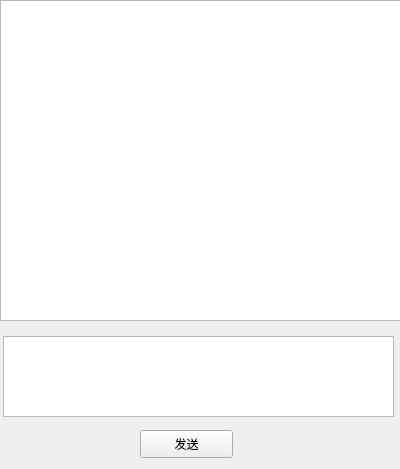
Qt form chatdialog.ui (chenaifeiwuya/IMM_PRO) before a commit.
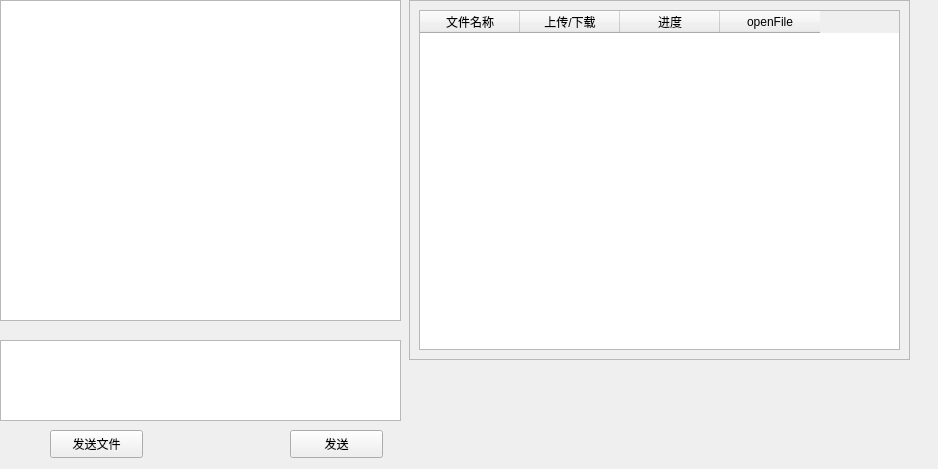
The same form after that commit.

What changed in the file:
```diff
--- a/chatdialog.ui
+++ b/chatdialog.ui
@@ -6,7 +6,7 @@
    <rect>
     <x>0</x>
     <y>0</y>
-    <width>400</width>
+    <width>938</width>
     <height>469</height>
    </rect>
   </property>
@@ -26,7 +26,7 @@
   <widget class="QPushButton" name="pb_send">
    <property name="geometry">
     <rect>
-     <x>140</x>
+     <x>290</x>
      <y>430</y>
      <width>93</width>
      <height>28</height>
@@ -39,13 +39,78 @@
   <widget class="QTextEdit" name="le_insert">
    <property name="geometry">
     <rect>
-     <x>3</x>
-     <y>336</y>
-     <width>391</width>
+     <x>0</x>
+     <y>340</y>
+     <width>401</width>
      <height>81</height>
     </rect>
    </property>
   </widget>
+  <widget class="QPushButton" name="pb_openFile">
+   <property name="geometry">
+    <rect>
+     <x>50</x>
+     <y>430</y>
+     <width>93</width>
+     <height>28</height>
+    </rect>
+   </property>
+   <property name="text">
+    <string>发送文件</string>
+   </property>
+  </widget>
+  <widget class="QScrollArea" name="sca_fileTran">
+   <property name="geometry">
+    <rect>
+     <x>409</x>
+     <y>0</y>
+     <width>501</width>
+     <height>360</height>
+    </rect>
+   </property>
+   <property name="widgetResizable">
+    <bool>true</bool>
+   </property>
+   <widget class="QWidget" name="scrollAreaWidgetContents">
+    <property name="geometry">
+     <rect>
+      <x>0</x>
+      <y>0</y>
+      <width>499</width>
+      <height>358</height>
+     </rect>
+    </property>
+    <layout class="QVBoxLayout" name="verticalLayout">
+     <item>
+      <widget class="QTableWidget" name="tb_fileInfo">
+       <property name="editTriggers">
+        <set>QAbstractItemView::NoEditTriggers</set>
+       </property>
+       <column>
+        <property name="text">
+         <string>文件名称</string>
+        </property>
+       </column>
+       <column>
+        <property name="text">
+         <string>上传/下载</string>
+        </property>
+       </column>
+       <column>
+        <property name="text">
+         <string>进度</string>
+        </property>
+       </column>
+       <column>
+        <property name="text">
+         <string>openFile</string>
+        </property>
+       </column>
+      </widget>
+     </item>
+    </layout>
+   </widget>
+  </widget>
  </widget>
  <resources/>
  <connections/>
```
